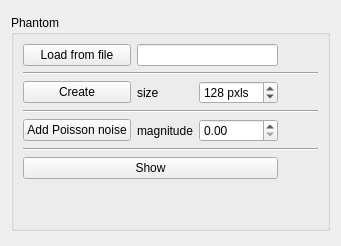
Above: src/gui/ui/phantomwidget.ui from pylipp/pythir before the change. Below: the same form after it.
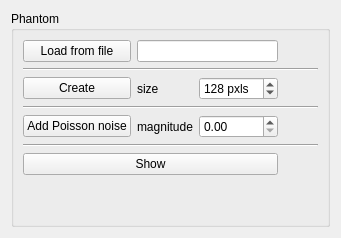
That is the form after the change.

Patch:
```diff
--- a/src/gui/ui/phantomwidget.ui
+++ b/src/gui/ui/phantomwidget.ui
@@ -7,7 +7,7 @@
     <x>0</x>
     <y>0</y>
     <width>341</width>
-    <height>246</height>
+    <height>200</height>
    </rect>
   </property>
   <property name="windowTitle">
```
Left out of the diff: 148 changed lines with no effect on the pictures.
